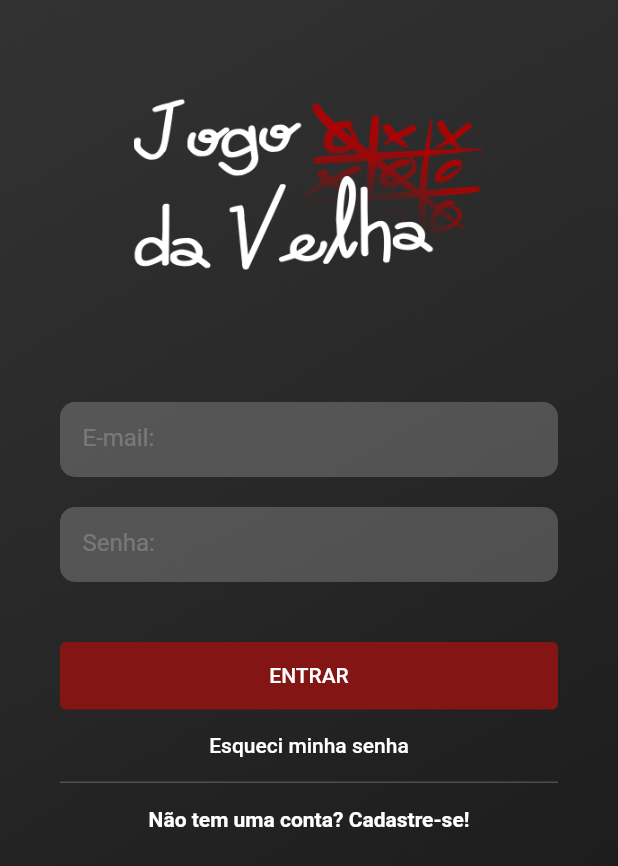
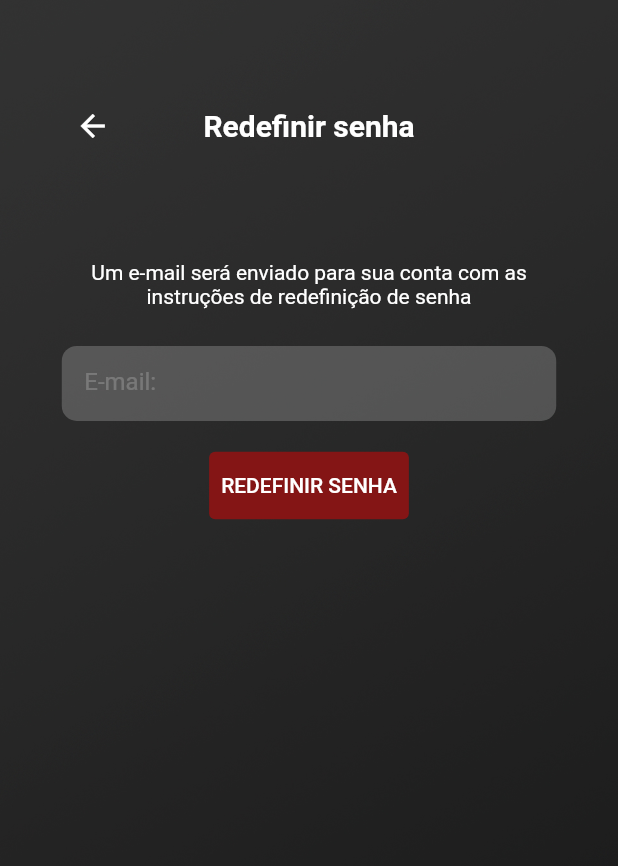
Before and after one commit to jsimonassi/jogo-da-velha-online, a Flutter app: the screen it shows after launch, after a tap on "Esqueci minha senha", on a phone screen of 412 x 824 dp. Shown: the top 866 px of the screen. Run offline on Flutter 3.47's test engine with Material 2 defaults, Android fonts, the phone set to English and light mode, and no system bars; our stand-ins replace audioplayers, cloud_firestore, firebase_auth, firebase_storage, flutter_dotenv, image_picker and 1 more; missing offline and left inert: marquee_text, onesignal_flutter; accounts and stored records are empty.

Commit message:
Finalizando Reset Password

```diff
--- a/lib/constants/Messages.dart
+++ b/lib/constants/Messages.dart
@@ -24,6 +24,12 @@ class AppMessages {
 
   static const String initLogin = "ENTRAR";
   static const String singUpMessage = "Não tem uma conta? Cadastre-se!";
+  static const String resetPassword = "Esqueci minha senha";
+  static const String resetPasswordTitle = "Redefinir senha";
+  static const String emailSendBtn = "REDEFINIR SENHA";
+  static const String resetPasswordDesc = "Um e-mail será enviado para sua conta com as instruções de redefinição de senha";
+  static const String emailSendTitle = "E-mail enviado!";
+  static const String emailSendMsg = "Verifique sua caixa de entrada e siga as instruções para redefinir sua senha.";
   static const String newAccount = "Nova Conta";
   static const String newAccountButton = "NOVA CONTA";
   static const String ok = "OK";
--- a/lib/screens/Login.dart
+++ b/lib/screens/Login.dart
@@ -1,6 +1,7 @@
 import 'package:flutter/material.dart';
 import 'package:jogodavelha/constants/Messages.dart';
 import 'package:jogodavelha/screens/MenuNavigation.dart';
+import 'package:jogodavelha/screens/ResetPassword.dart';
 import 'package:jogodavelha/screens/SignUp.dart';
 import 'package:jogodavelha/storage/CurrentUser.dart';
 import '../constants/Colors.dart';
@@ -70,6 +71,11 @@ class _LoginPageState extends State<LoginPage> {
   void initSignUpFlux() {
     Navigator.push(context,
         MaterialPageRoute(builder: (BuildContext context) => SignUpPage()));
+  }
+
+  void initResetPasswordFlux(){
+    Navigator.push(context,
+        MaterialPageRoute(builder: (BuildContext context) => ResetPassword()));
   }
 
   @override
@@ -186,11 +192,11 @@ class _LoginPageState extends State<LoginPage> {
                 alignment: Alignment.center,
                 child: TextButton(
                   child: Text(
-                    "Esqueci minha senha",
+                    AppMessages.resetPassword,
                     style: TextStyle(
                         color: Colors.white),
                   ),
-                  onPressed: () {Api.resetPassword();},
+                  onPressed: () {initResetPasswordFlux();},
                 )),
             Container(
               height: 1,
--- /dev/null
+++ b/lib/screens/ResetPassword.dart
@@ -0,0 +1,166 @@
+import 'package:flutter/material.dart';
+import 'package:jogodavelha/constants/Messages.dart';
+import 'package:jogodavelha/screens/MenuNavigation.dart';
+import 'package:jogodavelha/screens/SignUp.dart';
+import 'package:jogodavelha/storage/CurrentUser.dart';
+import '../constants/Colors.dart';
+import '../components/RedButton.dart';
+import '../components/ModalDialog.dart';
+import '../services/Api.dart';
+import '../components/Loading.dart';
+
+class ResetPassword extends StatefulWidget {
+  @override
+  _ResetPasswordState createState() => _ResetPasswordState();
+}
+
+class _ResetPasswordState extends State<ResetPassword> {
+
+  bool _isLoading = false;
+  bool _errorMenssagesIsVisible = false;
+  TextEditingController _controllerEmail = TextEditingController();
+
+  bool validateInfos(){
+    return _controllerEmail.text.isNotEmpty && _controllerEmail.text.contains("@");
+  }
+
+  void sendResetPasswordEmail() async {
+    try{
+      setState(() {
+        _isLoading = true;
+        _errorMenssagesIsVisible = false;
+      });
+      if(validateInfos()){
+        await Api.resetPassword(_controllerEmail.text);
+        showDialog(
+            context: context,
+            builder: (_) => new ModalDialog(AppMessages.emailSendTitle, AppMessages.emailSendMsg,
+                    () => {if (Navigator.canPop(context)) Navigator.pop(context)}));
+      }else{
+        setState(() {
+          _errorMenssagesIsVisible = true;
+        });
+      }
+    }catch(e){
+      print(e);
+      showDialog(
+          context: context,
+          builder: (_) => new ModalDialog(AppMessages.error, e.toString(),
+                  () => {if (Navigator.canPop(context)) Navigator.pop(context)}));
+    }finally{
+      setState(() {
+        _isLoading = false;
+      });
+    }
+  }
+
+
+  @override
+  Widget build(BuildContext context) {
+    Size size = MediaQuery.of(context).size;
+    return Scaffold(
+      body: Container(
+        padding: EdgeInsets.only(top: 60, left: size.width * 0.1, right: size.width * 0.1),
+        decoration: BoxDecoration(
+          image: DecorationImage(
+            image: AssetImage("assets/images/bg_gradient.jpg"),
+            fit: BoxFit.cover,
+          ),
+        ),
+        child: Column(
+          children: <Widget>[
+            Row( //Como não estamos trabalhando com AppBar, dividi a tela e 3 partes para conseguir esse efeito de arrow back
+              children: <Widget>[
+                Container(
+                  child: IconButton(
+                      icon: new Icon(Icons.arrow_back, color: Colors.white,),
+                      onPressed: () {Navigator.of(context).pop(true);} //Remove a tela da pilha de execução
+                  ),
+                  width: size.width * 0.1,
+                ),
+                Container(
+                  width: size.width * 0.6,
+                  alignment: Alignment.center,
+                  child: Text(
+                    AppMessages.resetPasswordTitle,
+                    style: TextStyle(
+                      color: Colors.white,
+                      fontWeight: FontWeight.bold,
+                      fontSize: 20,
+                      fontFamily: "Roboto", // TODO: Checar pq não está alterando
+                    ),
+                  ),
+                ),
+                SizedBox(
+                  width: size.width * 0.1,
+                )
+              ],
+            ),
+            Container(
+              padding: EdgeInsets.only(
+                top: size.height * 0.08,
+                bottom: size.height * 0.03,
+              ),
+              child: Text(
+                AppMessages.resetPasswordDesc,
+                style: TextStyle(
+                  color: Colors.white,
+                  fontSize: 14,
+                ),
+                textAlign: TextAlign.center,
+              ),
+            ),
+            Container(
+              decoration: BoxDecoration(
+                  color: AppColors.whiteLowOpcacity,
+                  borderRadius: BorderRadius.all(Radius.circular(10))),
+              padding: EdgeInsets.only(
+                left: 15,
+              ),
+              height: 50,
+              child: TextFormField(
+                controller: _controllerEmail,
+                keyboardType: TextInputType.text,
+                decoration: InputDecoration(
+                    border: InputBorder.none,
+                    contentPadding: EdgeInsets.only(top: 5, bottom: 5),
+                    labelText: AppMessages.emailPlaceholder,
+                    labelStyle: TextStyle(
+                      color: AppColors.whiteLowOpcacity,
+                      fontWeight: FontWeight.w400,
+                      fontSize: 16,
+                    )),
+                style: TextStyle(
+                  fontSize: 20,
+                  color: Colors.white,
+                ),
+              ),
+            ),
+            Visibility(
+              visible: _errorMenssagesIsVisible,
+              child: Container(
+                padding: EdgeInsets.only(right: 10, top: 2),
+                child: Text(
+                  AppMessages.invalidEmailFormat,
+                  textAlign: TextAlign.end,
+                  style: TextStyle(color: AppColors.redPrimary, fontSize: 13),
+                ),
+              ),
+            ),
+            SizedBox(
+              height: size.width * 0.05,
+            ),
+            RedButton(AppMessages.emailSendBtn, () {sendResetPasswordEmail();}),
+            Expanded(child: Container()),
+            Visibility(
+              visible: _isLoading,
+                child: Container(
+                  child: CircularProgressIndicator(),
+            )),
+            Expanded(child: Container()),
+          ],
+        ),
+      ),
+    );
+  }
+}
--- a/lib/services/Api.dart
+++ b/lib/services/Api.dart
@@ -112,11 +112,16 @@ class Api {
   }
 
 
-  static Future<void> resetPassword() async {
+  static Future<void> resetPassword(String email) async {
     try{
-      //await  FirebaseAuth.instance.sendPasswordResetEmail(email: "jsimonassi@id.uff.br");//Mock pq o serviço de smtp ainda não foi configurado
+      await FirebaseAuth.instance.sendPasswordResetEmail(email: email);
     }catch(e){
-      print(e);
+      String error = e.code != null ? e.code : '';
+      print("Errorrr $e");
+      if (error.contains('ERROR_INVALID_EMAIL')) {
+        throw FormatException(AppMessages.invalidEmail);
+      }
+      throw FormatException(AppMessages.undefinedError); //Exception não mapeada
     }
   }
 
```
